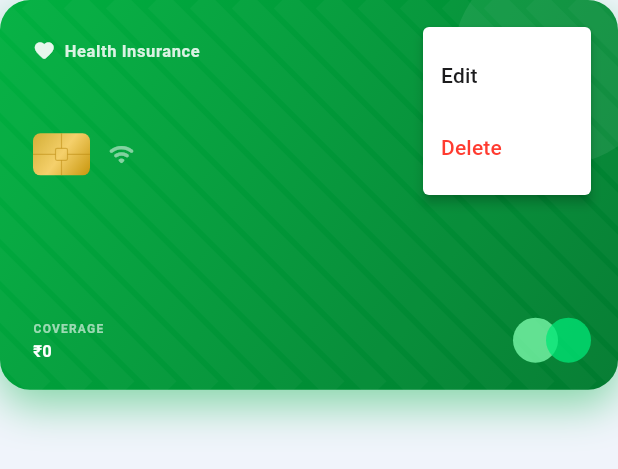
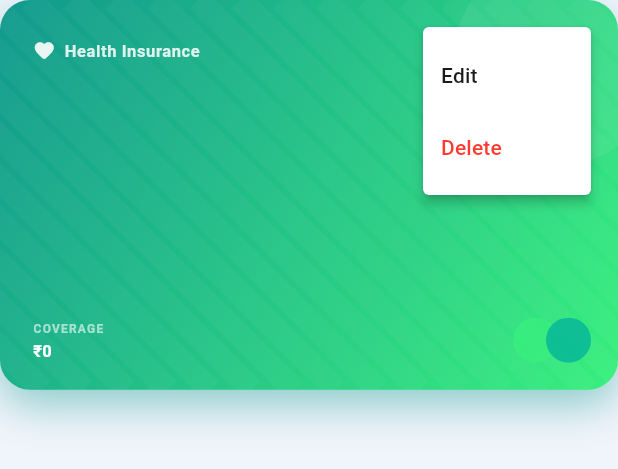
Before and after one commit to SISIR-REDDY/Doctor-AI, a Flutter app: the _PolicyCard widget shown alone on an empty page, opened directly with empty values, after a tap on the "keyboard control" icon, on a phone screen of 412 x 824 dp. Shown: the top 469 px of the screen. Run offline on Flutter 3.47's test engine with Material 3 defaults, Android fonts, the phone set to English and light mode, and no system bars; our stand-ins replace auto_size_text, cloud_firestore, firebase_auth, firebase_core, firebase_crashlytics, firebase_messaging and 13 more; missing offline and left inert: record; accounts and stored records are empty.

Commit message:
style(insurance): remove chip widget and upgrade card gradients to vibrant palettes
Co-Authored-By: Claude Sonnet 4.6 <noreply@anthropic.com>

```diff
--- a/lib/features/insurance/insurance_screen.dart
+++ b/lib/features/insurance/insurance_screen.dart
@@ -328,22 +328,22 @@ class _PolicyCard extends StatelessWidget {
     required this.onDelete,
   });
 
-  // Two-stop gradients — left-to-right on a landscape card
+  // Vibrant two-stop gradients per policy type
   static const _typeGradients = <String, List<Color>>{
-    'health': [Color(0xFF00B140), Color(0xFF007A2F)],
-    'term': [Color(0xFF1A56DB), Color(0xFF6C3FC5)],
-    'critical_illness': [Color(0xFFD90000), Color(0xFF7B0000)],
-    'accidental': [Color(0xFFE07B00), Color(0xFF7B3A00)],
-    'other': [Color(0xFF3A3A4C), Color(0xFF1C1C28)],
+    'health': [Color(0xFF11998E), Color(0xFF38EF7D)],
+    'term': [Color(0xFF4776E6), Color(0xFF8E54E9)],
+    'critical_illness': [Color(0xFFFF416C), Color(0xFFFF4B2B)],
+    'accidental': [Color(0xFFF7971E), Color(0xFFFFD200)],
+    'other': [Color(0xFF6A11CB), Color(0xFF2575FC)],
   };
 
-  // Accent circle pair colours (Mastercard-style overlapping circles)
+  // Overlapping circle colours (network badge, bottom-right of card)
   static const _networkColors = <String, List<Color>>{
-    'health': [Color(0xFF80FFB0), Color(0xFF00E676)],
-    'term': [Color(0xFF90CAF9), Color(0xFF5C6BC0)],
-    'critical_illness': [Color(0xFFFF8A80), Color(0xFFFF1744)],
-    'accidental': [Color(0xFFFFCC80), Color(0xFFFF6D00)],
-    'other': [Color(0xFF9E9E9E), Color(0xFF616161)],
+    'health': [Color(0xFF38EF7D), Color(0xFF00B09B)],
+    'term': [Color(0xFF8E54E9), Color(0xFF4776E6)],
+    'critical_illness': [Color(0xFFFF4B2B), Color(0xFFFF416C)],
+    'accidental': [Color(0xFFFFD200), Color(0xFFF7971E)],
+    'other': [Color(0xFF2575FC), Color(0xFF6A11CB)],
   };
 
   static const _typeIcons = <String, IconData>{
@@ -475,21 +475,7 @@ class _PolicyCard extends StatelessWidget {
 
                     const Spacer(),
 
-                    // Row 2: EMV chip + contactless icon
-                    Row(
-                      crossAxisAlignment: CrossAxisAlignment.center,
-                      children: [
-                        _ChipWidget(),
-                        const SizedBox(width: 12),
-                        Icon(Icons.wifi_rounded,
-                            color: Colors.white.withValues(alpha: 0.5),
-                            size: 18),
-                      ],
-                    ),
-
-                    const SizedBox(height: 10),
-
-                    // Row 3: Policy number (card-number style)
+                    // Policy number (card-number style)
                     Text(
                       _formatCardNumber(policy.policyNumber),
                       style: TextStyle(
@@ -587,56 +573,6 @@ class _PolicyCard extends StatelessWidget {
 }
 
 // ── Card sub-widgets ──────────────────────────────────────────────────────────
-
-/// Golden EMV chip (like on a real payment card).
-class _ChipWidget extends StatelessWidget {
-  @override
-  Widget build(BuildContext context) {
-    return Container(
-      width: 38, height: 28,
-      decoration: BoxDecoration(
-        gradient: const LinearGradient(
-          colors: [Color(0xFFD4AF37), Color(0xFFF5D06B), Color(0xFFC8960C)],
-          begin: Alignment.topLeft,
-          end: Alignment.bottomRight,
-        ),
-        borderRadius: BorderRadius.circular(5),
-      ),
-      child: CustomPaint(painter: _ChipPainter()),
-    );
-  }
-}
-
-class _ChipPainter extends CustomPainter {
-  @override
-  void paint(Canvas canvas, Size size) {
-    final paint = Paint()
-      ..color = const Color(0xFFB8860B).withValues(alpha: 0.5)
-      ..strokeWidth = 0.8
-      ..style = PaintingStyle.stroke;
-
-    final cx = size.width / 2;
-    final cy = size.height / 2;
-
-    // Centre square
-    final r = 4.0;
-    canvas.drawRRect(
-      RRect.fromRectAndRadius(
-        Rect.fromCenter(center: Offset(cx, cy), width: r * 2, height: r * 2),
-        const Radius.circular(1),
-      ),
-      paint,
-    );
-    // Lines to edges
-    canvas.drawLine(Offset(cx - r, cy), Offset(0, cy), paint);
-    canvas.drawLine(Offset(cx + r, cy), Offset(size.width, cy), paint);
-    canvas.drawLine(Offset(cx, cy - r), Offset(cx, 0), paint);
-    canvas.drawLine(Offset(cx, cy + r), Offset(cx, size.height), paint);
-  }
-
-  @override
-  bool shouldRepaint(_) => false;
-}
 
 /// Mastercard-style overlapping circles as a network logo.
 class _NetworkLogo extends StatelessWidget {
```
